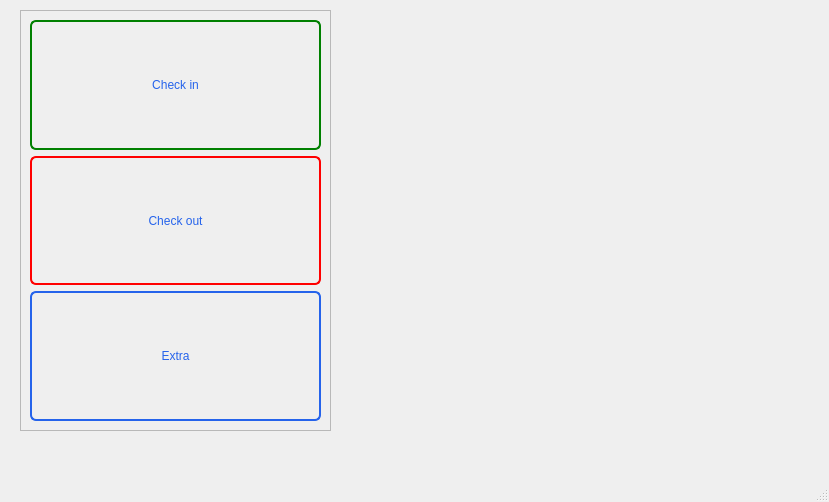
Before: the Qt Designer form Hotel_Management/mainwindow.ui in SteelM25/C---ile-Projeler, drawn with Qt 5.
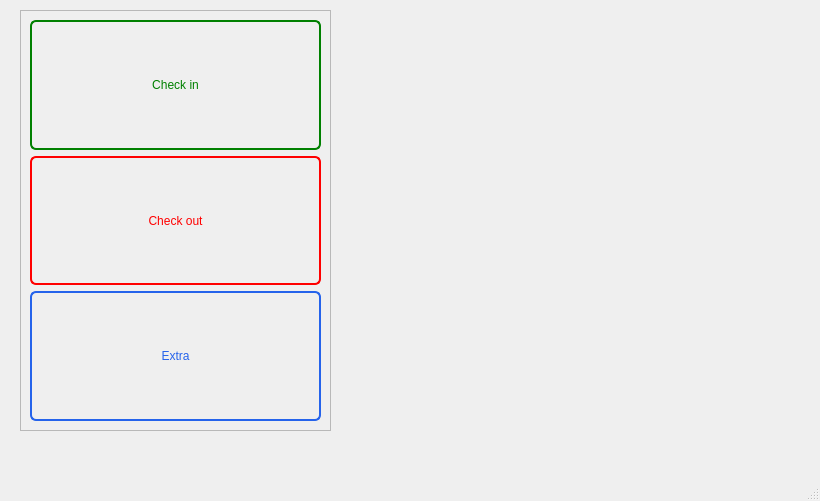
After: the same form once the commit is applied. Icons and pictures are not drawn.

Patch:
```diff
--- a/Hotel_Management/mainwindow.ui
+++ b/Hotel_Management/mainwindow.ui
@@ -6,8 +6,8 @@
    <rect>
     <x>0</x>
     <y>0</y>
-    <width>829</width>
-    <height>502</height>
+    <width>820</width>
+    <height>501</height>
    </rect>
   </property>
   <property name="windowTitle">
@@ -69,7 +69,7 @@
        <property name="styleSheet">
         <string notr="true">QPushButton {
     background-color: transparent;
-    color: #2563EB;
+    color: green;
     border: 2px solid green;
     border-radius: 6px;
     padding: 6px 14px;
@@ -103,7 +103,7 @@
        <property name="styleSheet">
         <string notr="true">QPushButton {
     background-color: transparent;
-    color: #2563EB;
+    color: red;
     border: 2px solid red;
     border-radius: 6px;
     padding: 6px 14px;
```
Left out of the diff: 2 changed lines with no effect on the pictures.
